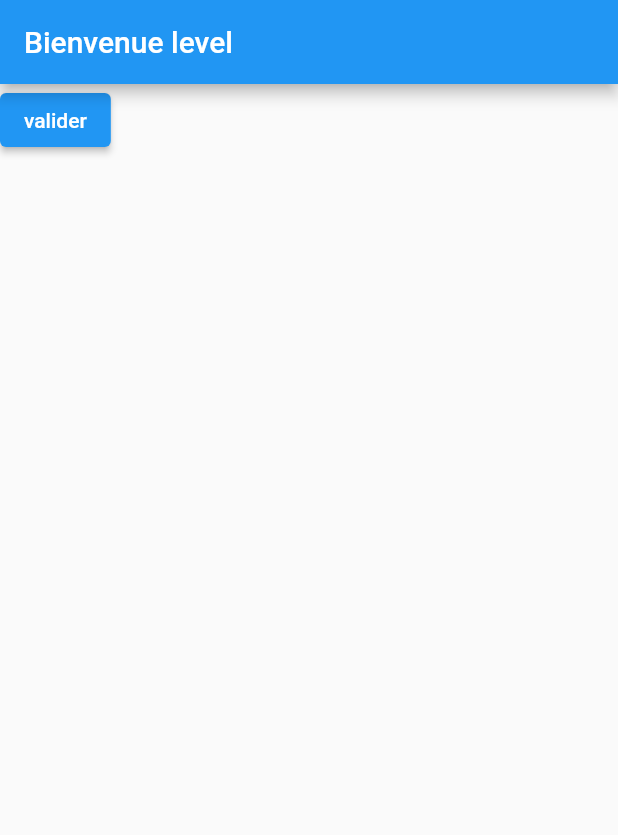
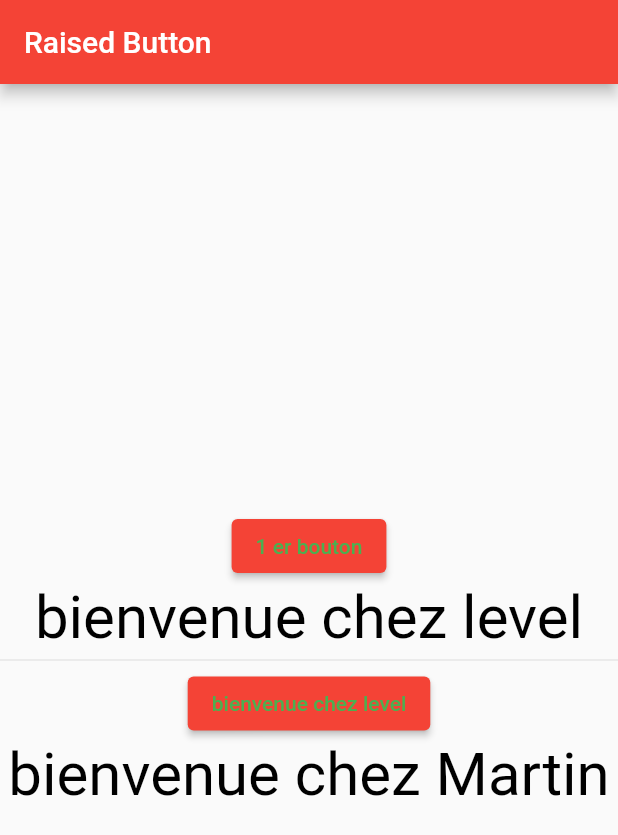
Before and after one commit to Level237/Flutter-demo, a Flutter app: the screen it shows after launch, on a phone screen of 412 x 824 dp. Shown: the top 835 px of the screen. Run offline on Flutter 3.47's test engine with Material 2 defaults, Android fonts, the phone set to English and light mode, and no system bars.

Commit message:
ElevatedButton

```diff
--- a/lib/main.dart
+++ b/lib/main.dart
@@ -21,32 +21,64 @@ class MyApp extends StatelessWidget {
     return MaterialApp(
         title: 'Flutter Demo',
         theme: ThemeData(
-          primarySwatch: Colors.blue,
+          primarySwatch: Colors.red,
         ),
-        home: level());
+        home: Homepage());
   }
 }
 
-class level extends StatefulWidget {
-  const level({Key? key}) : super(key: key);
+class Homepage extends StatefulWidget {
+  const Homepage({Key? key}) : super(key: key);
 
   @override
-  _levelState createState() => _levelState();
+  _HomepageState createState() => _HomepageState();
 }
 
-class _levelState extends State<level> {
-  var infos = "Bienvenue level";
+class _HomepageState extends State<Homepage> {
+  String value = "bienvenue chez level";
+  String value1 = "bienvenue chez Martin";
+
+  void onclick1() {
+    setState(() {
+      value = "tutoriels pour débutants";
+    });
+  }
+
+  void onclick2(String value2) {
+    setState(() {
+      value1 = value2;
+    });
+  }
+
   @override
   Widget build(BuildContext context) {
     return Scaffold(
         appBar: AppBar(
-          title: Text(infos),
+          title: Text('Raised Button'),
         ),
-        body: ElevatedButton(
-          onPressed: () {
-            print('validation ok');
-          },
-          child: Text('valider'),
-        ));
+        body: Column(
+            mainAxisAlignment: MainAxisAlignment.center,
+            children: <Widget>[
+              ElevatedButton(
+                onPressed: () => onclick1(),
+                child:
+                    Text('1 er bouton', style: TextStyle(color: Colors.green)),
+              ),
+              Text(
+                value,
+                style: TextStyle(color: Colors.black, fontSize: 40),
+              ),
+              Divider(
+                height: 10,
+              ),
+              ElevatedButton(
+                onPressed: () => onclick2('bojour a tous'),
+                child: Text(value, style: TextStyle(color: Colors.green)),
+              ),
+              Text(
+                value1,
+                style: TextStyle(color: Colors.black, fontSize: 40),
+              )
+            ]));
   }
 }
```
Also changed, not shown: 2 other files.
